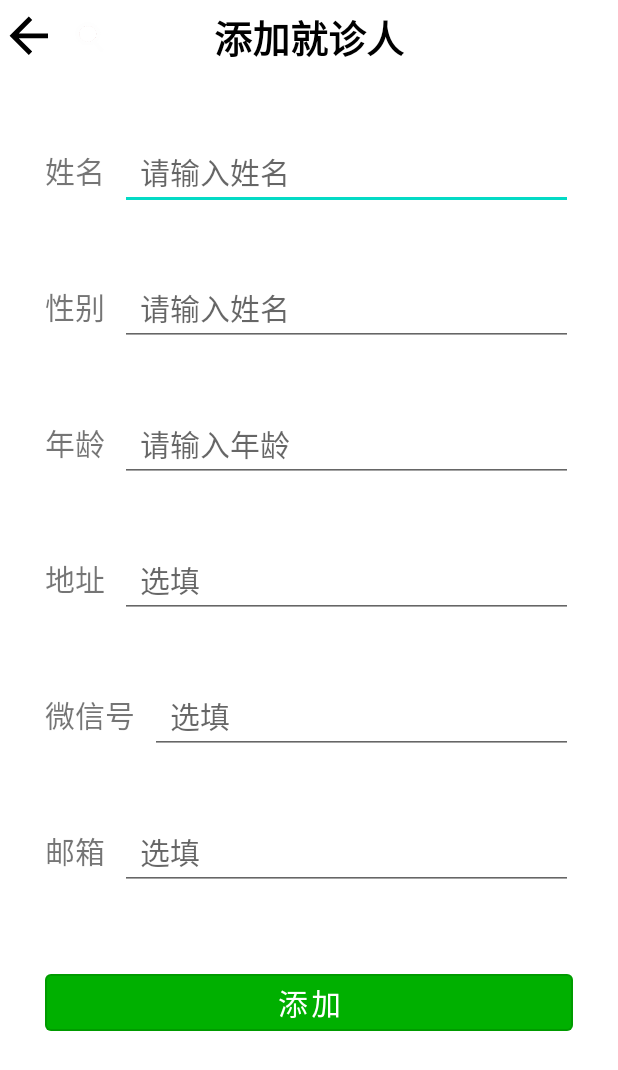
After one commit to 479954871/479954871.github.io, an Android app: the AddJiuZhenRenActivity screen opened directly, with no data from a screen before it, on a phone screen of 412 x 824 dp. The commit adds this screen. Shown: the top 1070 px of the screen. Run offline under Robolectric (Android 15) with nearby library versions, the phone set to English and light mode, and no system bars.

Commit message:
增加添加就诊人功能，并适配数据库和服务器

```diff
--- /dev/null
+++ b/app/src/main/java/com/example/hospital/Activity/AddJiuZhenRenActivity.java
@@ -0,0 +1,26 @@
+package com.example.hospital.Activity;
+
+import androidx.appcompat.app.ActionBar;
+import androidx.appcompat.app.AppCompatActivity;
+
+import android.os.Bundle;
+import android.widget.ImageView;
+import android.widget.TextView;
+
+import com.example.hospital.R;
+public class AddJiuZhenRenActivity extends AppCompatActivity {
+
+    @Override
+    protected void onCreate(Bundle savedInstanceState) {
+        super.onCreate(savedInstanceState);
+        setContentView(R.layout.activity_add_jiu_zhen_ren);
+        TextView textView = findViewById(R.id.main_head_title);
+        textView.setText("添加就诊人");
+        ImageView backView = findViewById(R.id.back);
+        backView.setOnClickListener(v -> {
+            AddJiuZhenRenActivity.this.finish();
+        });
+        ActionBar actionBar = getSupportActionBar();
+        actionBar.hide();
+    }
+}
--- a/app/src/main/java/com/example/hospital/Activity/MenZhenGuaHaoActivity.java
+++ b/app/src/main/java/com/example/hospital/Activity/MenZhenGuaHaoActivity.java
@@ -1,13 +1,8 @@
 package com.example.hospital.Activity;
 
 import android.content.Intent;
-import android.net.http.SslError;
 import android.os.Bundle;
-import android.util.Log;
 import android.view.View;
-import android.webkit.SslErrorHandler;
-import android.webkit.WebView;
-import android.webkit.WebViewClient;
 import android.widget.ImageView;
 import android.widget.TextView;
 
--- a/app/src/main/java/com/example/hospital/Activity/ResetPasswordActivity.java
+++ b/app/src/main/java/com/example/hospital/Activity/ResetPasswordActivity.java
@@ -13,7 +13,6 @@ import androidx.annotation.NonNull;
 import androidx.annotation.Nullable;
 import androidx.appcompat.app.AppCompatActivity;
 
-import com.example.hospital.Account.AccountManager;
 import com.example.hospital.Constant.HosptialConstant;
 import com.example.hospital.Correspondence.HospitalServer;
 import com.example.hospital.R;
@@ -128,7 +127,7 @@ public class ResetPasswordActivity extends AppCompatActivity {
     @Override
     protected void onCreate(@Nullable Bundle savedInstanceState) {
         super.onCreate(savedInstanceState);
-        setContentView(R.layout.reset_password_layout);
+        setContentView(R.layout.activity_reset_password_layout);
         getSupportActionBar().hide();
         editTextNumber = findViewById(R.id.phone_number);
         editTextSecurityCode = findViewById(R.id.security_code);
--- a/app/src/main/java/com/example/hospital/Activity/SignUpActivity.java
+++ b/app/src/main/java/com/example/hospital/Activity/SignUpActivity.java
@@ -13,7 +13,6 @@ import androidx.annotation.NonNull;
 import androidx.annotation.Nullable;
 import androidx.appcompat.app.AppCompatActivity;
 
-import com.example.hospital.Account.AccountManager;
 import com.example.hospital.Constant.HosptialConstant;
 import com.example.hospital.Correspondence.HospitalServer;
 import com.example.hospital.R;
@@ -128,7 +127,7 @@ public class SignUpActivity extends AppCompatActivity {
     @Override
     protected void onCreate(@Nullable Bundle savedInstanceState) {
         super.onCreate(savedInstanceState);
-        setContentView(R.layout.sign_up_layout);
+        setContentView(R.layout.activity_sign_up_layout);
         getSupportActionBar().hide();
         editTextNumber = findViewById(R.id.phone_number);
         editTextSecurityCode = findViewById(R.id.security_code);
--- a/app/src/main/java/com/example/hospital/Activity/YiYuanJieShaoActivity.java
+++ b/app/src/main/java/com/example/hospital/Activity/YiYuanJieShaoActivity.java
@@ -8,6 +8,7 @@ import android.webkit.SslErrorHandler;
 import android.webkit.WebView;
 import android.webkit.WebViewClient;
 import android.widget.ImageView;
+import android.widget.TextView;
 
 import androidx.annotation.Nullable;
 import androidx.appcompat.app.ActionBar;
@@ -24,6 +25,8 @@ public class YiYuanJieShaoActivity extends AppCompatActivity {
     protected void onCreate(@Nullable Bundle savedInstanceState) {
         super.onCreate(savedInstanceState);
         setContentView(R.layout.yi_yuan_jie_shao_layout);
+        TextView textView = findViewById(R.id.main_head_title);
+        textView.setText("医院介绍");
         WebView webView = findViewById(R.id.webview);
         webView.loadUrl("https://www.fsyyy.com/index.aspx");//https://www.fsyyy.com/index.aspx
         // 系统默认会通过手机浏览器打开网页，为了能够直接通过WebView显示网页，则必须设置
--- /dev/null
+++ b/app/src/main/res/layout/activity_add_jiu_zhen_ren.xml
@@ -0,0 +1,188 @@
+<?xml version="1.0" encoding="utf-8"?>
+<androidx.constraintlayout.widget.ConstraintLayout xmlns:android="http://schemas.android.com/apk/res/android"
+    xmlns:app="http://schemas.android.com/apk/res-auto"
+    xmlns:tools="http://schemas.android.com/tools"
+    android:layout_width="match_parent"
+    android:layout_height="match_parent"
+    tools:context=".Activity.AddJiuZhenRenActivity">
+    <include
+        android:id="@+id/action_bar2"
+        android:layout_width="match_parent"
+        android:layout_height="wrap_content"
+        layout="@layout/new_activity_action_bar" />
+
+    <LinearLayout
+        android:layout_width="match_parent"
+        android:layout_height="wrap_content"
+        android:orientation="horizontal"
+        android:layout_marginLeft="30dp"
+        android:layout_marginRight="30dp"
+        android:layout_marginTop="40dp"
+        app:layout_constraintLeft_toLeftOf="parent"
+        app:layout_constraintRight_toRightOf="parent"
+        app:layout_constraintTop_toBottomOf="@id/action_bar2"
+        android:id="@+id/linear2">
+
+        <TextView
+            android:layout_width="wrap_content"
+            android:layout_height="wrap_content"
+            android:text="姓名"
+            android:layout_marginRight="10dp"
+            android:textSize="20sp"/>
+
+        <EditText
+            android:id="@+id/phone_number"
+            android:layout_width="match_parent"
+            android:layout_height="wrap_content"
+            android:hint="  请输入姓名"
+            android:textSize="20sp"
+            android:textCursorDrawable="@drawable/cursor_color" />
+    </LinearLayout>
+
+    <LinearLayout
+        android:layout_width="match_parent"
+        android:layout_height="wrap_content"
+        android:orientation="horizontal"
+        android:layout_marginLeft="30dp"
+        android:layout_marginRight="30dp"
+        android:layout_marginTop="40dp"
+        app:layout_constraintLeft_toLeftOf="parent"
+        app:layout_constraintRight_toRightOf="parent"
+        app:layout_constraintTop_toBottomOf="@id/linear2"
+        android:id="@+id/linear3">
+
+    <TextView
+        android:layout_width="wrap_content"
+        android:layout_height="wrap_content"
+        android:text="性别"
+        android:layout_marginRight="10dp"
+        android:textSize="20sp"/>
+
+    <EditText
+        android:id="@+id/sex"
+        android:layout_width="match_parent"
+        android:layout_height="wrap_content"
+        android:hint="  请输入姓名"
+        android:textSize="20sp"
+        android:textCursorDrawable="@drawable/cursor_color" />
+    </LinearLayout>
+    <LinearLayout
+        android:layout_width="match_parent"
+        android:layout_height="wrap_content"
+        android:orientation="horizontal"
+        android:layout_marginLeft="30dp"
+        android:layout_marginRight="30dp"
+        android:layout_marginTop="40dp"
+        android:id="@+id/linear4"
+        app:layout_constraintTop_toBottomOf="@id/linear3">
+
+        <TextView
+            android:layout_width="wrap_content"
+            android:layout_height="wrap_content"
+            android:text="年龄"
+            android:layout_marginRight="10dp"
+            android:textSize="20sp"/>
+
+        <EditText
+            android:id="@+id/password"
+            android:layout_width="match_parent"
+            android:layout_height="wrap_content"
+            android:hint="  请输入年龄"
+            android:textSize="20sp"
+            android:textCursorDrawable="@drawable/cursor_color"/>
+    </LinearLayout>
+
+    <LinearLayout
+        android:layout_width="match_parent"
+        android:layout_height="wrap_content"
+        android:orientation="horizontal"
+        android:layout_marginLeft="30dp"
+        android:layout_marginRight="30dp"
+        android:layout_marginTop="40dp"
+        android:id="@+id/linear5"
+        app:layout_constraintTop_toBottomOf="@id/linear4">
+
+        <TextView
+            android:layout_width="wrap_content"
+            android:layout_height="wrap_content"
+            android:text="地址"
+            android:layout_marginRight="10dp"
+            android:textSize="20sp"/>
+
+        <EditText
+            android:id="@+id/patient_address"
+            android:layout_width="match_parent"
+            android:layout_height="wrap_content"
+            android:hint="  选填"
+            android:textSize="20sp"
+            android:textCursorDrawable="@drawable/cursor_color"/>
+    </LinearLayout>
+
+    <LinearLayout
+        android:layout_width="match_parent"
+        android:layout_height="wrap_content"
+        android:orientation="horizontal"
+        android:layout_marginLeft="30dp"
+        android:layout_marginRight="30dp"
+        android:layout_marginTop="40dp"
+        android:id="@+id/linear6"
+        app:layout_constraintTop_toBottomOf="@id/linear5">
+
+        <TextView
+            android:layout_width="wrap_content"
+            android:layout_height="wrap_content"
+            android:text="微信号"
+            android:layout_marginRight="10dp"
+            android:textSize="20sp"/>
+
+        <EditText
+            android:id="@+id/patient_wechat_account"
+            android:layout_width="match_parent"
+            android:layout_height="wrap_content"
+            android:hint="  选填"
+            android:textSize="20sp"
+            android:textCursorDrawable="@drawable/cursor_color"/>
+    </LinearLayout>
+
+    <LinearLayout
+        android:layout_width="match_parent"
+        android:layout_height="wrap_content"
+        android:orientation="horizontal"
+        android:layout_marginLeft="30dp"
+        android:layout_marginRight="30dp"
+        android:layout_marginTop="40dp"
+        android:id="@+id/linear7"
+        app:layout_constraintTop_toBottomOf="@id/linear6">
+
+        <TextView
+            android:layout_width="wrap_content"
+            android:layout_height="wrap_content"
+            android:text="邮箱"
+            android:layout_marginRight="10dp"
+            android:textSize="20sp"/>
+
+        <EditText
+            android:id="@+id/patient_email"
+            android:layout_width="match_parent"
+            android:layout_height="wrap_content"
+            android:hint="  选填"
+            android:textSize="20sp"
+            android:textCursorDrawable="@drawable/cursor_color"/>
+    </LinearLayout>
+
+    <Button
+        android:id="@+id/btn_add"
+        style="@style/Widget.MaterialComponents.Button.OutlinedButton"
+        android:layout_width="match_parent"
+        android:layout_height="wrap_content"
+        android:layout_marginTop="50dp"
+        android:layout_marginLeft="30dp"
+        android:layout_marginRight="30dp"
+        android:text="添加"
+        android:textColor="@color/white"
+        android:textSize="20sp"
+        app:backgroundTint="@color/green"
+        app:layout_constraintLeft_toLeftOf="parent"
+        app:layout_constraintRight_toRightOf="parent"
+        app:layout_constraintTop_toBottomOf="@id/linear7" />
+</androidx.constraintlayout.widget.ConstraintLayout>
--- a/app/src/main/res/values/colors.xml
+++ b/app/src/main/res/values/colors.xml
@@ -12,6 +12,7 @@
     <color name="red">#FF0000</color>
     <color name="gold">#FFD700</color>
     <color name="yellow">#FFFF00</color>
+    <color name="light_green">#ffe3ffc6</color>
     <color name="green">#00B000</color>
     <color name="blue">#0000FF</color>
     <color name="purple">#800080</color>
```
Also changed, not shown: app/src/main/AndroidManifest.xml (+22 -16 lines), app/src/main/java/com/example/hospital/Account/AccountManager.java (+23 -1 lines), app/src/main/java/com/example/hospital/Activity/JiuZhenRenGuanLiActivity.java (added, +58 -0 lines), app/src/main/java/com/example/hospital/Activity/SignInActivity.java (+1 -9 lines), app/src/main/java/com/example/hospital/Correspondence/HospitalServer.java (+23 -0 lines), app/src/main/java/com/example/hospital/ui/mine/MineFragment.java (+7 -0 lines), app/src/main/res/layout/activity_jiu_zhen_ren_guan_li.xml (added, +37 -0 lines), app/src/main/res/layout/patient_item.xml (added, +28 -0 lines), app/src/main/res/layout/activity_reset_password_layout.xml (renamed from app/src/main/res/layout/reset_password_layout.xml), app/src/main/res/layout/activity_sign_in_layout.xml (renamed from app/src/main/res/layout/sign_in_layout.xml), app/src/main/res/layout/activity_sign_up_layout.xml (renamed from app/src/main/res/layout/sign_up_layout.xml).
